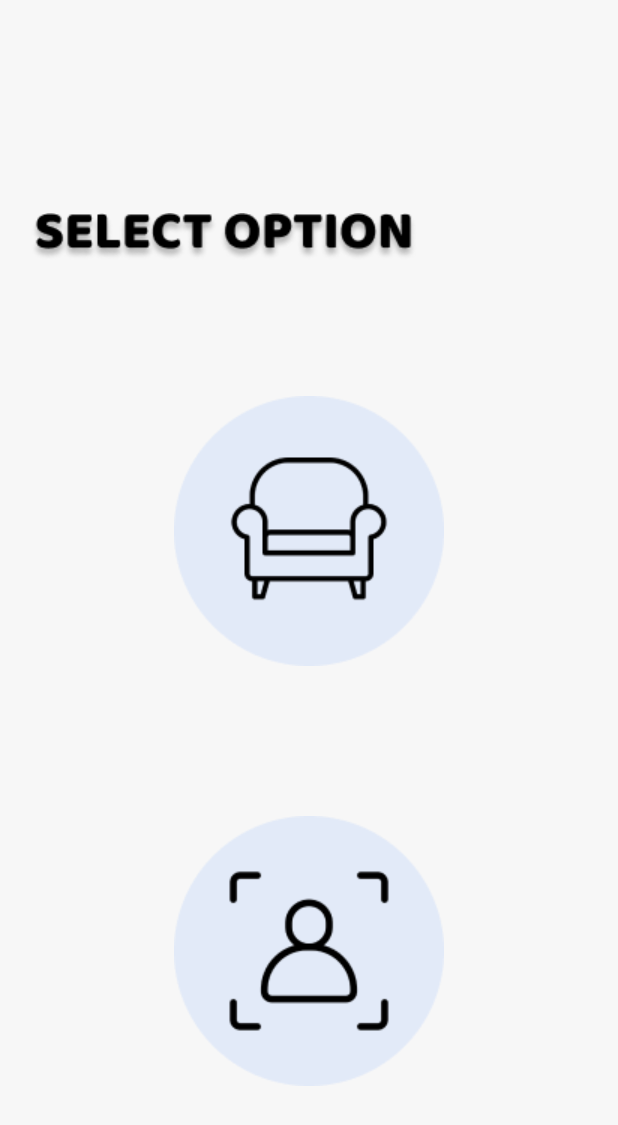
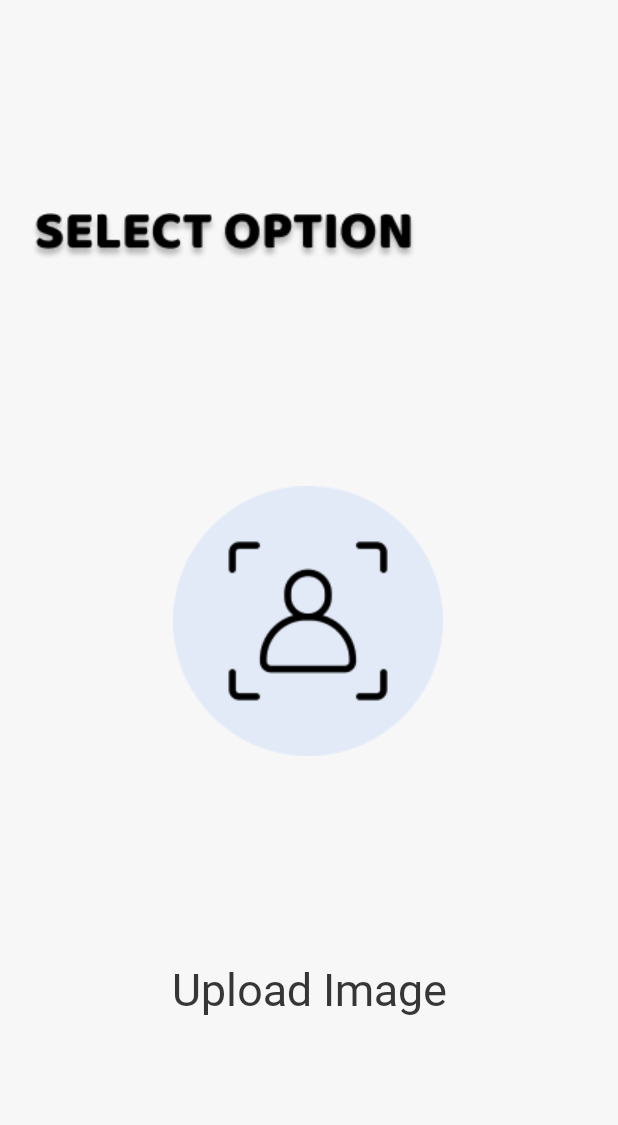
Before and after one commit to tun111-jun/VSMR, an Android app: the SelectPage screen opened directly, with no data from a screen before it, on a phone screen of 412 x 824 dp. Shown: the top 1125 px of the screen. Run offline under Robolectric (Android 15) with nearby library versions, the phone set to English and light mode, and no system bars.

```diff
--- a/app/src/main/java/com/example/app3/Login.java
+++ b/app/src/main/java/com/example/app3/Login.java
@@ -47,7 +47,7 @@ public class Login extends AppCompatActivity {
         Button Find_Password_Button = findViewById(R.id.Find_password);
 
         moveToYoutube = new Intent(this, Youtube.class);
-        moveToSelect = new Intent(this, SelectPage.class);
+        moveToSelect = new Intent(this, PictureActivity.class);
         Intent moveToFindPassword = new Intent(this, Find_Password.class);
 
         mAuth = FirebaseAuth.getInstance();
--- a/app/src/main/java/com/example/app3/SelectPage.java
+++ b/app/src/main/java/com/example/app3/SelectPage.java
@@ -24,16 +24,7 @@ public class SelectPage extends AppCompatActivity {
         setContentView(R.layout.selectpage);
 
 
-
-        ImageButton interiorbtn = (ImageButton) findViewById(R.id.interiorImage);
-        ImageButton profilebtn = (ImageButton) findViewById(R.id.profileImage);
-
         Button gobtn = (Button) findViewById(R.id.next);
-
-        Button hidden1 = (Button) findViewById(R.id.hidden1);
-        Button in_hidden1 = (Button) findViewById(R.id.in_hidden1);
-
-        Button hidden2 = (Button) findViewById(R.id.hidden2);
         Button in_hidden2 = (Button) findViewById(R.id.in_hidden2);
 
         gobtn.setOnClickListener(new View.OnClickListener(){
@@ -44,25 +35,11 @@ public class SelectPage extends AppCompatActivity {
             }
         });
 
-        in_hidden1.setOnClickListener(new View.OnClickListener(){
-            @Override
-            public void onClick(View view){
-                Log.d("확인","클릭");
-
-
-                Intent intent = new Intent(getApplicationContext(), PictureActivity.class);
-                startActivity(intent);
-                overridePendingTransition(R.transition.fade_in, R.transition.fade_out);
-            }
-        });
 
         in_hidden2.setOnClickListener(new View.OnClickListener() {
             @Override
             public void onClick(View view){
                 Log.d("확인","클릭");
-
-//                hidden2.setBackgroundColor(context.getResources().getColor(R.color.fill));
-//                in_hidden2.setBackgroundColor(context.getResources().getColor(R.color.out));
                 Intent intent = new Intent(getApplicationContext(), PictureActivity.class);
                 startActivity(intent);
                 overridePendingTransition(R.transition.fade_in, R.transition.fade_out);
--- a/app/src/main/res/layout/activity_picture.xml
+++ b/app/src/main/res/layout/activity_picture.xml
@@ -67,7 +67,9 @@
         android:gravity="bottom|center"
         android:text="START!"
         android:textColor="@color/text"
-        android:textSize="20sp"
+        android:textSize="30sp"
+        android:fontFamily="@font/gabriola"
+
         app:layout_constraintBottom_toBottomOf="parent"
         app:layout_constraintLeft_toLeftOf="parent"
         app:layout_constraintRight_toRightOf="parent"
--- a/app/src/main/res/layout/selectpage.xml
+++ b/app/src/main/res/layout/selectpage.xml
@@ -38,99 +38,57 @@
         app:layout_constraintBottom_toBottomOf="parent"
         app:layout_constraintStart_toStartOf="parent" />
 
-<!--    <TextView-->
-<!--        android:id="@+id/interiorText"-->
-<!--        android:layout_width="85dp"-->
-<!--        android:layout_height="wrap_content"-->
-<!--        android:layout_marginTop="368dp"-->
-<!--        android:gravity="center"-->
-<!--        android:text="Interior"-->
-<!--        android:fontFamily="@font/gabriola"-->
-<!--        android:textColor="@color/text"-->
-<!--        android:textAlignment="center"-->
-<!--        android:textSize="20sp"-->
-<!--        app:layout_constraintEnd_toEndOf="parent"-->
-<!--        app:layout_constraintStart_toStartOf="parent"-->
-<!--        app:layout_constraintTop_toTopOf="parent" />-->
-
-<!--    <TextView-->
-<!--        android:id="@+id/profileText"-->
-<!--        android:layout_width="85dp"-->
-<!--        android:layout_height="wrap_content"-->
-<!--        android:layout_marginTop="648dp"-->
-<!--        android:gravity="center"-->
-<!--        android:text="Profile"-->
-<!--        android:fontFamily="@font/gabriola"-->
-<!--        android:textColor="@color/text"-->
-<!--        android:textAlignment="center"-->
-<!--        android:textSize="20sp"-->
-<!--        app:layout_constraintEnd_toEndOf="parent"-->
-<!--        app:layout_constraintStart_toStartOf="parent"-->
-<!--        app:layout_constraintTop_toTopOf="parent" />-->
-
-
-    <Button
-        android:id="@+id/hidden1"
-        android:layout_width="415dp"
-        android:layout_height="280dp"
-        android:layout_marginStart="0dp"
-        android:layout_marginBottom="332dp"
-        android:background="#00ff0000"
-        app:layout_constraintBottom_toBottomOf="parent"
-        app:layout_constraintStart_toStartOf="parent" />
 
     <Button
         android:id="@+id/in_hidden1"
         android:layout_width="400dp"
-        android:layout_height="265dp"
+        android:layout_height="464dp"
         android:layout_marginBottom="340dp"
         android:background="#00ff0000"
         app:layout_constraintBottom_toBottomOf="parent"
-        app:layout_constraintEnd_toEndOf="@+id/hidden1"
-        app:layout_constraintStart_toStartOf="parent" />
-
-    <Button
-        android:id="@+id/hidden2"
-        android:layout_width="415dp"
-        android:layout_height="330dp"
-        android:layout_marginStart="0dp"
-        android:layout_marginBottom="0dp"
-        android:background="#00ff0000"
-        app:layout_constraintBottom_toBottomOf="parent"
-        app:layout_constraintStart_toStartOf="parent" />
+        app:layout_constraintEnd_toEndOf="parent"
+        app:layout_constraintHorizontal_bias="0.545"
+        app:layout_constraintStart_toStartOf="parent"
+        app:layout_constraintTop_toBottomOf="@+id/select"
+        app:layout_constraintVertical_bias="0.0" />
 
     <Button
         android:id="@+id/in_hidden2"
-        android:layout_width="400dp"
-        android:layout_height="308dp"
-        android:layout_marginBottom="12dp"
-        android:background="#00ff0000"
-        app:layout_constraintBottom_toBottomOf="parent"
-        app:layout_constraintEnd_toEndOf="@+id/hidden2"
-        app:layout_constraintHorizontal_bias="0.533"
-        app:layout_constraintStart_toStartOf="parent" />
-
-
-    <ImageButton
-        android:id="@+id/interiorImage"
-        android:layout_width="220dp"
-        android:layout_height="220dp"
-        android:layout_marginBottom="360dp"
+        android:layout_width="426dp"
+        android:layout_height="606dp"
         android:background="#00ff0000"
         app:layout_constraintBottom_toBottomOf="parent"
         app:layout_constraintEnd_toEndOf="parent"
+        app:layout_constraintHorizontal_bias="0.533"
         app:layout_constraintStart_toStartOf="parent"
-        app:srcCompat="@drawable/interior" />
+        app:layout_constraintTop_toTopOf="parent"
+        app:layout_constraintVertical_bias="1.0" />
 
     <ImageButton
         android:id="@+id/profileImage"
         android:layout_width="220dp"
         android:layout_height="220dp"
-        android:layout_marginBottom="80dp"
+        android:layout_marginBottom="300dp"
         android:background="#00ff0000"
         app:layout_constraintBottom_toBottomOf="parent"
         app:layout_constraintEnd_toEndOf="parent"
+        app:layout_constraintHorizontal_bias="0.497"
         app:layout_constraintStart_toStartOf="parent"
         app:srcCompat="@drawable/profile" />
 
+    <TextView
+        android:id="@+id/textView2"
+        android:layout_width="265dp"
+        android:layout_height="61dp"
+        android:layout_marginBottom="124dp"
+        android:fontFamily="@font/gabriola"
+        android:text="Upload Image"
+
+        android:textAlignment="center"
+        android:textColor="@color/text"
+        android:textSize="30sp"
+        app:layout_constraintBottom_toBottomOf="@+id/in_hidden2"
+        app:layout_constraintEnd_toEndOf="parent"
+        app:layout_constraintStart_toStartOf="parent" />
+
 </androidx.constraintlayout.widget.ConstraintLayout>
```
